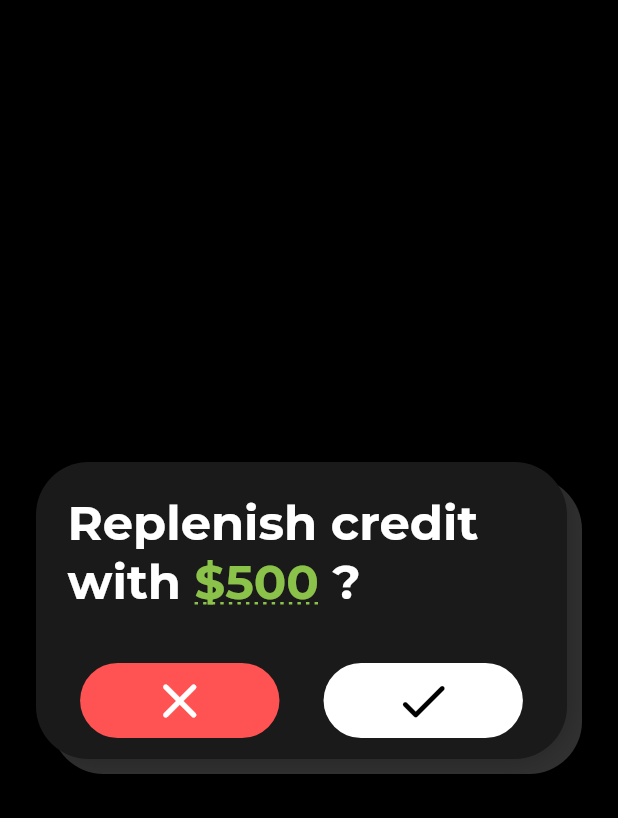
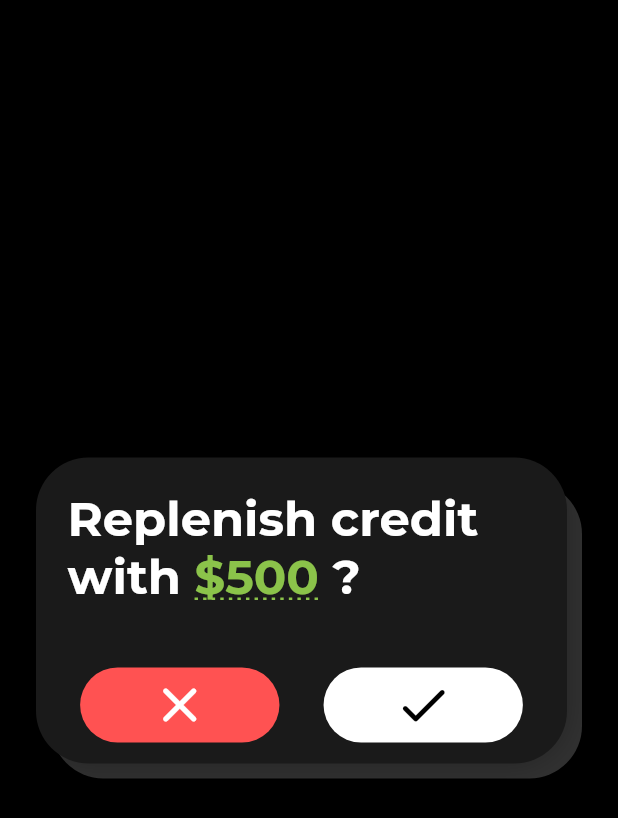
Before and after one commit to Benji-Philip/doshi, a Flutter app: the BreakSavingsDialog widget shown alone on an empty page, opened directly, on a phone screen of 412 x 824 dp. Shown: the top 818 px of the screen. Run offline on Flutter 3.47's test engine with Material 3 defaults, Android fonts, the light colour scheme and no system bars; our stand-ins replace camera, file_picker, fl_chart, flutter_colorpicker, flutter_slidable, fluttertoast and 6 more; missing offline and left inert: currency_picker, flutter_displaymode, month_year_picker; accounts and stored records are empty; generated files the repository leaves out were written again; project files that could hold a hidden picture were left out.

Commit message:
added QOL to savings

```diff
--- a/lib/components/break_savings_dialog.dart
+++ b/lib/components/break_savings_dialog.dart
@@ -256,7 +256,7 @@ class _BreakSavingsDialogState extends ConsumerState<BreakSavingsDialog> {
                                                 decorationStyle:
                                                     TextDecorationStyle.dotted)),
                                         text:
-                                            "${ref.read(currencyProvider)}${ref.read(amountText)}"),
+                                            "${ref.read(currencyProvider)}${ref.watch(amountText)}"),
                                     const TextSpan(text: " ?")
                                   ]),
                             ),
@@ -264,7 +264,7 @@ class _BreakSavingsDialogState extends ConsumerState<BreakSavingsDialog> {
                         ),
                         Padding(
                           padding: const EdgeInsets.only(
-                              left: 30.0, right: 30, bottom: 14),
+                              left: 30.0, right: 30, bottom: 20),
                           child: Visibility(
                             visible: ref.watch(exceedSavings),
                             child: Container(
--- a/lib/isar/entries_database.dart
+++ b/lib/isar/entries_database.dart
@@ -297,7 +297,7 @@ class EntryDatabaseNotifier extends StateNotifier<List<Entry>> {
         Colors.white.value,
         true);
     await addEntry(double.parse(ref.read(amountText)), DateTime.now(),
-        "Uncategorised", "", false, Colors.white.value, false);
+        "Uncategorised", "From savings", false, Colors.white.value, false);
     await fetchEntries();
   }
 }
```
